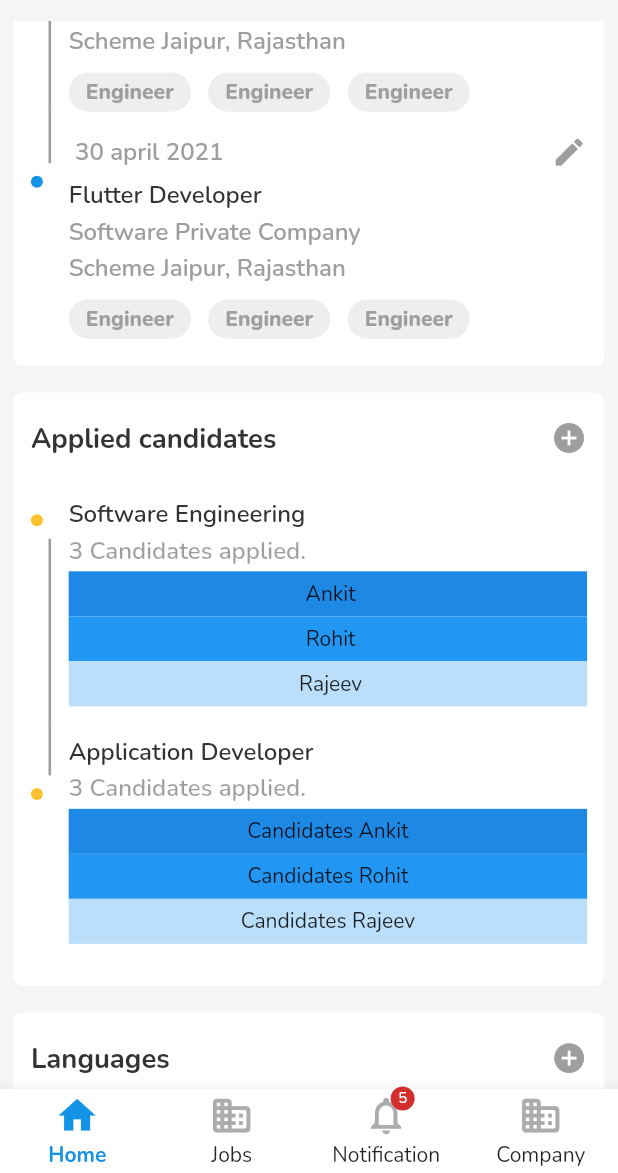
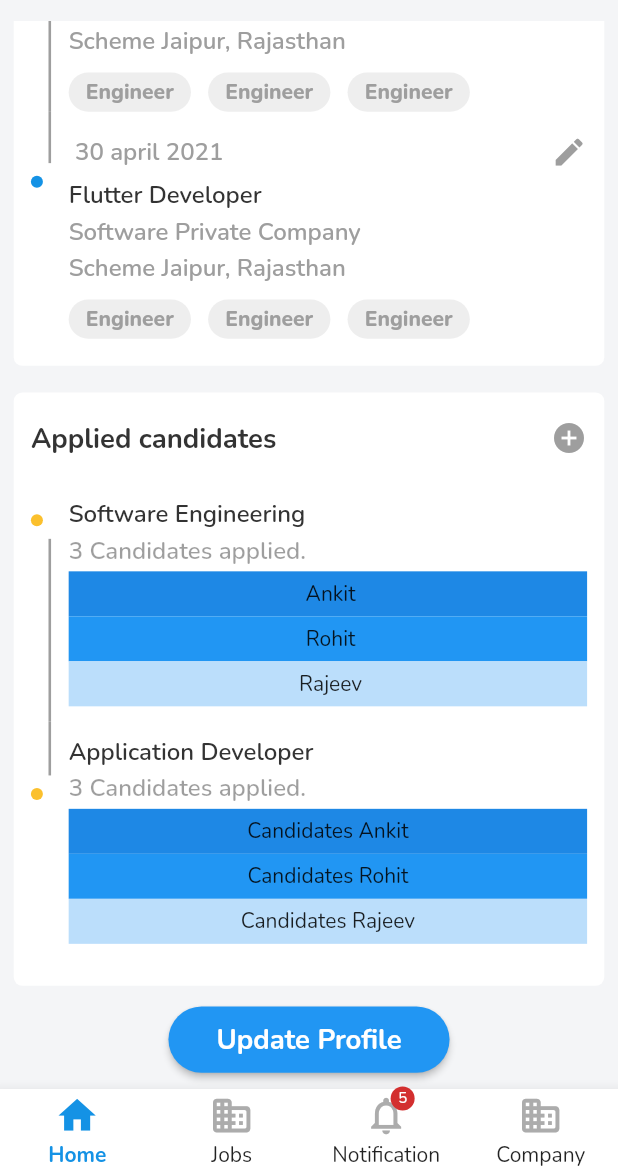
Before and after one commit to Rohit-Sharma-Neon/looking_for_job, a Flutter app: the EmployerProfileScreen screen opened directly, scrolled down 526 dp, on a phone screen of 412 x 824 dp, the part 63-1236 px from its top. Run offline on Flutter 3.47's test engine with Material 2 defaults, Android fonts, the phone set to English and light mode, and no system bars; drawn by our look-alikes of custom_navigation_bar, timeline_tile; our stand-ins replace bloc, carousel_slider, country_code_picker, custom_radio_grouped_button, device_preview, equatable and 14 more; missing offline and left inert: fa_stepper, filter_list, gender_selection.

Commit message:
commit by me

```diff
--- a/lib/constants/routes.dart
+++ b/lib/constants/routes.dart
@@ -25,6 +25,7 @@ import 'package:lookingforjob_flutter/ui/main/pendingjobs_screen/pendingjobs_scr
 import 'package:lookingforjob_flutter/ui/main/post_job.dart/components/post_job_mobile.dart';
 import 'package:lookingforjob_flutter/ui/main/postajob/post_job_category.dart';
 import 'package:lookingforjob_flutter/ui/main/postajob/post_job_screen.dart';
+import 'package:lookingforjob_flutter/ui/main/profile/employer_profile_screen.dart';
 import 'package:lookingforjob_flutter/ui/main/profile/profile_employer_screen.dart';
 import 'package:lookingforjob_flutter/ui/main/profile/profile_seeker_screen.dart';
 import 'package:lookingforjob_flutter/ui/main/profilepublicview_screen/profilepublicview_screen.dart';
--- a/lib/ui/main/profile/employer_profile_screen.dart
+++ b/lib/ui/main/profile/employer_profile_screen.dart
@@ -453,7 +453,7 @@ class _EmployerProfileScreenState extends State<EmployerProfileScreen> {
                           ),
                         ),
                         lineXY: 0.3,
-                        endChild:Column(
+                        endChild: Column(
                           crossAxisAlignment: CrossAxisAlignment.start,
                           children: [
                             SizedBox(height: 15),
@@ -633,16 +633,17 @@ class _EmployerProfileScreenState extends State<EmployerProfileScreen> {
                             SizedBox(
                               height: 100,
                               child: ListView.builder(
-
+                                  physics: NeverScrollableScrollPhysics(),
                                   itemCount: entries.length,
-                                  itemBuilder: (BuildContext context, int index) {
+                                  itemBuilder:
+                                      (BuildContext context, int index) {
                                     return Container(
                                       height: 30,
                                       color: Colors.blue[colorCodes[index]],
-                                      child: Center(child: Text(' ${entries[index]}')),
+                                      child: Center(
+                                          child: Text(' ${entries[index]}')),
                                     );
-                                  }
-                              ),
+                                  }),
                             )
                           ],
                         ),
@@ -690,15 +691,18 @@ class _EmployerProfileScreenState extends State<EmployerProfileScreen> {
                             SizedBox(
                               height: 100,
                               child: ListView.builder(
+                                physics: NeverScrollableScrollPhysics(),
                                   itemCount: entries.length,
-                                  itemBuilder: (BuildContext context, int index) {
+                                  itemBuilder:
+                                      (BuildContext context, int index) {
                                     return Container(
                                       height: 30,
                                       color: Colors.blue[colorCodes[index]],
-                                      child: Center(child: Text('Candidates ${entries[index]}')),
+                                      child: Center(
+                                          child: Text(
+                                              'Candidates ${entries[index]}')),
                                     );
-                                  }
-                              ),
+                                  }),
                             )
                           ],
                         ),
@@ -706,222 +710,222 @@ class _EmployerProfileScreenState extends State<EmployerProfileScreen> {
                     ],
                   ),
                 ),
-                Container(
-                  margin: EdgeInsets.only(top: 15.h),
-                  padding:
-                  EdgeInsets.symmetric(horizontal: 10.w, vertical: 15.h),
-                  decoration: BoxDecoration(
-                    color: Colors.white,
-                    borderRadius: BorderRadius.circular(cornersRadiusLowest.r),
-                  ),
-                  width: double.infinity,
-                  child: Column(
-                    crossAxisAlignment: CrossAxisAlignment.start,
-                    children: [
-                      Row(
-                        mainAxisAlignment: MainAxisAlignment.spaceBetween,
-                        children: [
-                          Text(
-                            "Languages",
-                            style: TextStyle(
-                              color: primaryTextColorLightTheme,
-                              fontWeight: FontWeight.w700,
-                              fontSize: textSize16.sp,
-                            ),
-                          ),
-                          Icon(
-                            Icons.add_circle_outlined,
-                            color: iconColorLight,
-                            size: 20.h,
-                          ),
-                        ],
-                      ),
-                      SizedBox(height: 10.h),
-                      Text(
-                        "English ($languageExpereince)",
-                        style: TextStyle(
-                            color: Colors.grey,
-                            fontSize: textSize14.sp,
-                            fontWeight: FontWeight.w600),
-                      ),
-                      Row(
-                        children: [
-                          Expanded(
-                            child: Slider(
-                              value: primaryLanguageValue,
-                              min: 0,
-                              max: 100,
-                              label: '$primaryLanguageValue',
-                              onChanged: (value) {
-                                setState(
-                                      () {
-                                    primaryLanguageValue = value;
-                                    if (value <= 40) {
-                                      languageExpereince = "Beginner";
-                                    } else if(value <= 80){
-                                      languageExpereince = "Intermediate";
-                                    } else {
-                                      languageExpereince = "Advanced";
-                                    }
-                                  },
-                                );
-                              },
-                            ),
-                          ),
-                          InkWell(
-                            onTap: () {},
-                            child: Icon(
-                              Icons.close_rounded,
-                              color: Colors.grey,
-                            ),
-                          ),
-                        ],
-                      ),
-                      Text(
-                        "English (Advanced)",
-                        style: TextStyle(
-                            color: Colors.grey,
-                            fontSize: textSize14.sp,
-                            fontWeight: FontWeight.w600),
-                      ),
-                      Row(
-                        children: [
-                          Expanded(
-                            child: Slider(
-                              value: secondaryLanguageValue,
-                              min: 0,
-                              max: 100,
-                              label: '$secondaryLanguageValue',
-                              onChanged: (value) {
-                                setState(
-                                      () {
-                                    secondaryLanguageValue = value;
-                                  },
-                                );
-                              },
-                            ),
-                          ),
-                          InkWell(
-                            onTap: () {},
-                            child: Icon(
-                              Icons.close_rounded,
-                              color: Colors.grey,
-                            ),
-                          ),
-                        ],
-                      ),
-                    ],
-                  ),
-                ),
-                Container(
-                  margin: EdgeInsets.only(top: 15.h),
-                  padding:
-                  EdgeInsets.symmetric(horizontal: 10.w, vertical: 15.h),
-                  decoration: BoxDecoration(
-                    color: Colors.white,
-                    borderRadius: BorderRadius.circular(cornersRadiusLowest.r),
-                  ),
-                  width: double.infinity,
-                  child: Column(
-                    crossAxisAlignment: CrossAxisAlignment.start,
-                    children: [
-                      Row(
-                        mainAxisAlignment: MainAxisAlignment.spaceBetween,
-                        children: [
-                          Text(
-                            "Skills",
-                            style: TextStyle(
-                              color: primaryTextColorLightTheme,
-                              fontWeight: FontWeight.w700,
-                              fontSize: textSize16.sp,
-                            ),
-                          ),
-                          Icon(
-                            Icons.add_circle_outlined,
-                            color: iconColorLight,
-                            size: 20.h,
-                          ),
-                        ],
-                      ),
-                      SizedBox(height: 15.h),
-                      Row(
-                        mainAxisAlignment: MainAxisAlignment.spaceBetween,
-                        children: [
-                          Text(
-                            "General Skills",
-                            style: TextStyle(
-                                color: Colors.grey,
-                                fontSize: textSize14.sp,
-                                fontWeight: FontWeight.w600),
-                          ),
-                          InkWell(
-                            onTap: _openFilterDialog,
-                            child: Icon(
-                              Icons.edit_rounded,
-                              color: iconColorLight,
-                            ),
-                          ),
-                        ],
-                      ),
-                      selectedUserList == null || selectedUserList.length == 0
-                          ? Text(
-                        'Selected skills will appear here',
-                        style: TextStyle(color: Colors.grey.shade400),
-                      )
-                          : GridView.builder(
-                        padding: EdgeInsets.symmetric(vertical: 10.h),
-                        itemCount: selectedUserList.length,
-                        physics: NeverScrollableScrollPhysics(),
-                        shrinkWrap: true,
-                        gridDelegate:
-                        SliverGridDelegateWithFixedCrossAxisCount(
-                          crossAxisCount: 3,
-                          childAspectRatio: 3.h,
-                          crossAxisSpacing: 9.w,
-                          mainAxisSpacing: 10.h,
-                        ),
-                        itemBuilder: (BuildContext context, int index) {
-                          return Container(
-                            alignment: Alignment.center,
-                            padding: EdgeInsets.symmetric(
-                                horizontal: 10.w, vertical: 3.h),
-                            decoration: BoxDecoration(
-                              color: Colors.grey.shade200,
-                              borderRadius: BorderRadius.circular(100.r),
-                            ),
-                            child: Text(
-                              selectedUserList[index].name,
-                              style: TextStyle(
-                                fontWeight: FontWeight.w800,
-                                color: Colors.grey,
-                              ),
-                            ),
-                          );
-                        },
-                      ),
-                      SizedBox(height: 15.h),
-                      Row(
-                        mainAxisAlignment: MainAxisAlignment.spaceBetween,
-                        children: [
-                          Text(
-                            "Technical skills",
-                            style: TextStyle(
-                                color: Colors.grey,
-                                fontSize: textSize14.sp,
-                                fontWeight: FontWeight.w600),
-                          ),
-                          InkWell(
-                            onTap: _openFilterDialog,
-                            child: Icon(
-                              Icons.edit_rounded,
-                              color: iconColorLight,
-                            ),
-                          ),
-                        ],
-                      ),
-                    ],
-                  ),
-                ),
+                // Container(
+                //   margin: EdgeInsets.only(top: 15.h),
+                //   padding:
+                //       EdgeInsets.symmetric(horizontal: 10.w, vertical: 15.h),
+                //   decoration: BoxDecoration(
+                //     color: Colors.white,
+                //     borderRadius: BorderRadius.circular(cornersRadiusLowest.r),
+                //   ),
+                //   width: double.infinity,
+                //   child: Column(
+                //     crossAxisAlignment: CrossAxisAlignment.start,
+                //     children: [
+                //       Row(
+                //         mainAxisAlignment: MainAxisAlignment.spaceBetween,
+                //         children: [
+                //           Text(
+                //             "Languages",
+                //             style: TextStyle(
+                //               color: primaryTextColorLightTheme,
+                //               fontWeight: FontWeight.w700,
+                //               fontSize: textSize16.sp,
+                //             ),
+                //           ),
+                //           Icon(
+                //             Icons.add_circle_outlined,
+                //             color: iconColorLight,
+                //             size: 20.h,
+                //           ),
+                //         ],
+                //       ),
+                //       SizedBox(height: 10.h),
+                //       Text(
+                //         "English ($languageExpereince)",
+                //         style: TextStyle(
+                //             color: Colors.grey,
+                //             fontSize: textSize14.sp,
+                //             fontWeight: FontWeight.w600),
+                //       ),
+                //       Row(
+                //         children: [
+                //           Expanded(
+                //             child: Slider(
+                //               value: primaryLanguageValue,
+                //               min: 0,
+                //               max: 100,
+                //               label: '$primaryLanguageValue',
+                //               onChanged: (value) {
+                //                 setState(
+                //                   () {
+                //                     primaryLanguageValue = value;
+                //                     if (value <= 40) {
+                //                       languageExpereince = "Beginner";
+                //                     } else if (value <= 80) {
+                //                       languageExpereince = "Intermediate";
+                //                     } else {
+                //                       languageExpereince = "Advanced";
+                //                     }
+                //                   },
+                //                 );
+                //               },
+                //             ),
+                //           ),
+                //           InkWell(
+                //             onTap: () {},
+                //             child: Icon(
+                //               Icons.close_rounded,
+                //               color: Colors.grey,
+                //             ),
+                //           ),
+                //         ],
+                //       ),
+                //       Text(
+                //         "English (Advanced)",
+                //         style: TextStyle(
+                //             color: Colors.grey,
+                //             fontSize: textSize14.sp,
+                //             fontWeight: FontWeight.w600),
+                //       ),
+                //       Row(
+                //         children: [
+                //           Expanded(
+                //             child: Slider(
+                //               value: secondaryLanguageValue,
+                //               min: 0,
+                //               max: 100,
+                //               label: '$secondaryLanguageValue',
+                //               onChanged: (value) {
+                //                 setState(
+                //                   () {
+                //                     secondaryLanguageValue = value;
+                //                   },
+                //                 );
+                //               },
+                //             ),
+                //           ),
+                //           InkWell(
+                //             onTap: () {},
+                //             child: Icon(
+                //               Icons.close_rounded,
+                //               color: Colors.grey,
+                //             ),
+                //           ),
+                //         ],
+                //       ),
+                //     ],
+                //   ),
+                // ),
+                // Container(
+                //   margin: EdgeInsets.only(top: 15.h),
+                //   padding:
+                //       EdgeInsets.symmetric(horizontal: 10.w, vertical: 15.h),
+                //   decoration: BoxDecoration(
+                //     color: Colors.white,
+                //     borderRadius: BorderRadius.circular(cornersRadiusLowest.r),
+                //   ),
+                //   width: double.infinity,
+                //   child: Column(
+                //     crossAxisAlignment: CrossAxisAlignment.start,
+                //     children: [
+                //       Row(
+                //         mainAxisAlignment: MainAxisAlignment.spaceBetween,
+                //         children: [
+                //           Text(
+                //             "Skills",
+                //             style: TextStyle(
+                //               color: primaryTextColorLightTheme,
+                //               fontWeight: FontWeight.w700,
+                //               fontSize: textSize16.sp,
+                //             ),
+                //           ),
+                //           Icon(
+                //             Icons.add_circle_outlined,
+                //             color: iconColorLight,
+                //             size: 20.h,
+                //           ),
+                //         ],
+                //       ),
+                //       SizedBox(height: 15.h),
+                //       Row(
+                //         mainAxisAlignment: MainAxisAlignment.spaceBetween,
+                //         children: [
+                //           Text(
+                //             "General Skills",
+                //             style: TextStyle(
+                //                 color: Colors.grey,
+                //                 fontSize: textSize14.sp,
+                //                 fontWeight: FontWeight.w600),
+                //           ),
+                //           InkWell(
+                //             onTap: _openFilterDialog,
+                //             child: Icon(
+                //               Icons.edit_rounded,
+                //               color: iconColorLight,
+                //             ),
+                //           ),
+                //         ],
+                //       ),
+                //       selectedUserList == null || selectedUserList.length == 0
+                //           ? Text(
+                //               'Selected skills will appear here',
+                //               style: TextStyle(color: Colors.grey.shade400),
+                //             )
+                //           : GridView.builder(
+                //               padding: EdgeInsets.symmetric(vertical: 10.h),
+                //               itemCount: selectedUserList.length,
+                //               physics: NeverScrollableScrollPhysics(),
+                //               shrinkWrap: true,
+                //               gridDelegate:
+                //                   SliverGridDelegateWithFixedCrossAxisCount(
+                //                 crossAxisCount: 3,
+                //                 childAspectRatio: 3.h,
+                //                 crossAxisSpacing: 9.w,
+                //                 mainAxisSpacing: 10.h,
+                //               ),
+                //               itemBuilder: (BuildContext context, int index) {
+                //                 return Container(
+                //                   alignment: Alignment.center,
+                //                   padding: EdgeInsets.symmetric(
+                //                       horizontal: 10.w, vertical: 3.h),
+                //                   decoration: BoxDecoration(
+                //                     color: Colors.grey.shade200,
+                //                     borderRadius: BorderRadius.circular(100.r),
+                //                   ),
+                //                   child: Text(
+                //                     selectedUserList[index].name,
+                //                     style: TextStyle(
+                //                       fontWeight: FontWeight.w800,
+                //                       color: Colors.grey,
+                //                     ),
+                //                   ),
+                //                 );
+                //               },
+                //             ),
+                //       SizedBox(height: 15.h),
+                //       Row(
+                //         mainAxisAlignment: MainAxisAlignment.spaceBetween,
+                //         children: [
+                //           Text(
+                //             "Technical skills",
+                //             style: TextStyle(
+                //                 color: Colors.grey,
+                //                 fontSize: textSize14.sp,
+                //                 fontWeight: FontWeight.w600),
+                //           ),
+                //           InkWell(
+                //             onTap: _openFilterDialog,
+                //             child: Icon(
+                //               Icons.edit_rounded,
+                //               color: iconColorLight,
+                //             ),
+                //           ),
+                //         ],
+                //       ),
+                //     ],
+                //   ),
+                // ),
                 SizedBox(height: 10.h),
                 ElevatedButton(
                   onPressed: () {},
--- a/lib/ui/main/profile/profile_seeker_screen.dart
+++ b/lib/ui/main/profile/profile_seeker_screen.dart
@@ -7,6 +7,7 @@ import 'package:lookingforjob_flutter/constants/colors.dart';
 import 'package:lookingforjob_flutter/constants/image_helper.dart';
 import 'package:lookingforjob_flutter/constants/sizes.dart';
 import 'package:lookingforjob_flutter/constants/strings.dart';
+import 'package:lookingforjob_flutter/ui/main/profile/employer_profile_screen.dart';
 import 'package:lookingforjob_flutter/widgets/base_drawer.dart';
 import 'package:timeline_tile/timeline_tile.dart';
 
@@ -849,7 +850,7 @@ class _ProfileSeekerScreenState extends State<ProfileSeekerScreen> {
                                     primaryLanguageValue = value;
                                     if (value <= 40) {
                                       languageExpereince = "Beginner";
-                                    } else if(value <= 80){
+                                    } else if (value <= 80) {
                                       languageExpereince = "Intermediate";
                                     } else {
                                       languageExpereince = "Advanced";
@@ -1015,7 +1016,12 @@ class _ProfileSeekerScreenState extends State<ProfileSeekerScreen> {
                 ),
                 SizedBox(height: 10.h),
                 ElevatedButton(
-                  onPressed: () {},
+                  onPressed: () {
+                    Navigator.push(
+                        context,
+                        MaterialPageRoute(
+                            builder: (context) => EmployerProfileScreen()));
+                  },
                   style: ElevatedButton.styleFrom(
                     shape: StadiumBorder(),
                     padding: EdgeInsets.symmetric(
```
Lines whose indentation alone changed are shown as unchanged.
